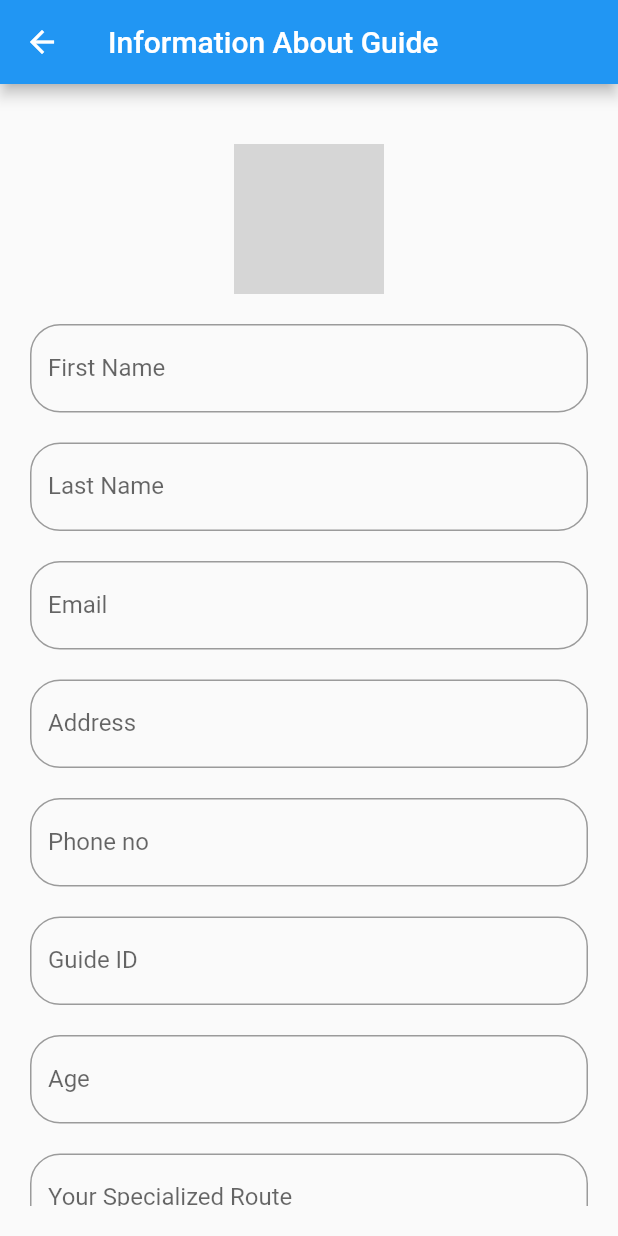
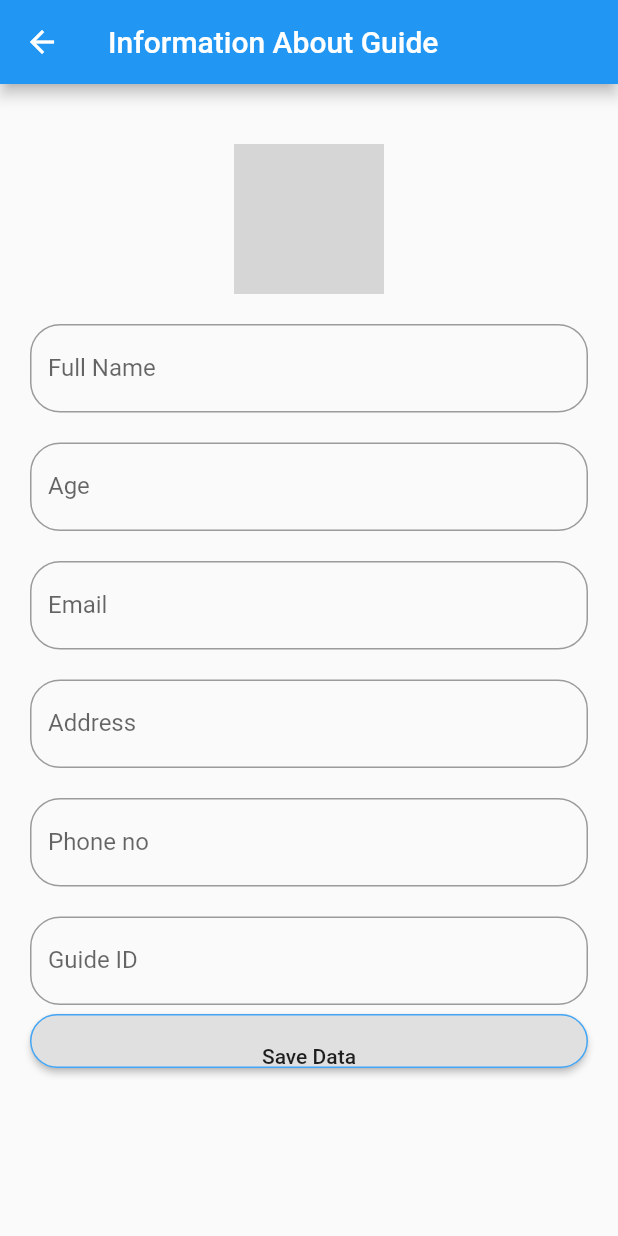
Before and after one commit to Abhishek-J111/Travel-Perfect, a Flutter app: the AddGuide screen opened directly, on a phone screen of 412 x 824 dp. Run offline on Flutter 3.47's test engine with Material 2 defaults, Android fonts, the phone set to English and light mode, and no system bars; our stand-ins replace auto_size_text, carousel_slider, chewie, convex_bottom_bar, firebase_auth, firebase_database and 5 more; missing offline and left inert: folding_cell; accounts and stored records are empty; network calls fail; statements that could not run were skipped; grey boxes are pictures that could not be loaded.

Commit message:
Firebase_database_Updated

```diff
--- a/lib/Add_Guide.dart
+++ b/lib/Add_Guide.dart
@@ -16,27 +16,23 @@ class _AddGuideState extends State<AddGuide> {
   DatabaseReference _databaseReference = FirebaseDatabase.instance.reference();
 
   String _firstName='';
-   String _lastName='';
   String _phone='';
   String  _email='';
   String  _address='';
   String _displayPhotoUrl='';
   String _guideId='';
   String _age='';
-  String _route='';
 
   saveInformation(BuildContext context) async {
     if(_firstName.isNotEmpty &&
-        _lastName.isNotEmpty &&
         _phone.isNotEmpty &&
         _address.isNotEmpty &&
         _email.isNotEmpty &&
         _displayPhotoUrl.isNotEmpty &&
-        _guideId.isNotEmpty &&
-        _age.isNotEmpty &&
-        _route.isNotEmpty
+        _guideId.isNotEmpty
+
      ){
-       Contact contact = Contact(this._firstName,this._lastName,this._phone,this._address,this._email,this._displayPhotoUrl,this._guideId,this._age,this._route);
+       Contact contact = Contact(this._firstName,this._phone,this._address,this._email,this._displayPhotoUrl,this._guideId,this._age);
 
        await _databaseReference.push().set(contact.toJson());
        navigateToLastScreen(context);
@@ -138,7 +134,7 @@ class _AddGuideState extends State<AddGuide> {
                     });
                   },
                   decoration:InputDecoration(
-                    labelText : 'First Name',
+                    labelText : 'Full Name',
                     border: OutlineInputBorder(
                       borderRadius: BorderRadius.circular(20.0),
                     )
@@ -150,11 +146,11 @@ class _AddGuideState extends State<AddGuide> {
                 child: TextField(
                   onChanged: (value) {
                     setState(() {
-                      _lastName = value;
+                      _age = value;
                     });
                   },
                   decoration:InputDecoration(
-                    labelText : 'Last Name',
+                    labelText : 'Age',
                     border: OutlineInputBorder(
                       borderRadius: BorderRadius.circular(20.0),
                     )
@@ -225,38 +221,38 @@ class _AddGuideState extends State<AddGuide> {
                   )
                 )
               ),
-              Container(
-                margin: EdgeInsets.only(top: 20.0),
-                child: TextField(
-                  onChanged: (value) {
-                    setState(() {
-                      _age = value;
-                    });
-                  },
-                  decoration:InputDecoration(
-                    labelText : 'Age',
-                    border: OutlineInputBorder(
-                      borderRadius: BorderRadius.circular(20.0),
-                    )
-                  )
-                )
-              ),
-              Container(
-                margin: EdgeInsets.only(top: 20.0),
-                child: TextField(
-                  onChanged: (value) {
-                    setState(() {
-                      _route = value;
-                    });
-                  },
-                  decoration:InputDecoration(
-                    labelText : 'Your Specialized Route',
-                    border: OutlineInputBorder(
-                      borderRadius: BorderRadius.circular(20.0),
-                    )
-                  )
-                )
-              ),
+              // Container(
+              //   margin: EdgeInsets.only(top: 20.0),
+              //   child: TextField(
+              //     onChanged: (value) {
+              //       setState(() {
+              //         _age = value;
+              //       });
+              //     },
+              //     decoration:InputDecoration(
+              //       labelText : 'Age',
+              //       border: OutlineInputBorder(
+              //         borderRadius: BorderRadius.circular(20.0),
+              //       )
+              //     )
+              //   )
+              // ),
+              // Container(
+              //   margin: EdgeInsets.only(top: 20.0),
+              //   child: TextField(
+              //     onChanged: (value) {
+              //       setState(() {
+              //         _route = value;
+              //       });
+              //     },
+              //     decoration:InputDecoration(
+              //       labelText : 'Your Specialized Route',
+              //       border: OutlineInputBorder(
+              //         borderRadius: BorderRadius.circular(20.0),
+              //       )
+              //     )
+              //   )
+              // ),
               Container(
                 child: RaisedButton(
                   shape: RoundedRectangleBorder(
--- a/lib/Model/Contact.dart
+++ b/lib/Model/Contact.dart
@@ -5,42 +5,35 @@ import 'package:firebase_database/firebase_database.dart';
 class Contact{
   String _id;
   String _firstName;
-  String _lastName;
   String _phone;
   String  _email;
   String  _address;
   String _displayPhotoUrl;
   String _guideId;
   String _age;
-  String _route;
 
   //Constructor For Adding Data
-  Contact(this._firstName,this._lastName,this._phone,this._address,this._email,this._displayPhotoUrl,_guideId,_age,_route);
+  Contact(this._firstName,this._phone,this._address,this._email,this._displayPhotoUrl,this._guideId,this._age);
 
 
   //Constructor For Editing Data
-  Contact.withId(this._id,this._firstName,this._lastName,this._phone,this._address,this._email,this._displayPhotoUrl,_guideId,_age,_route);
+  Contact.withId(this._id,this._firstName,this._phone,this._address,this._email,this._displayPhotoUrl,this._guideId,this._age);
 
   //getters
   String get id => this._id;
   String get firstName => this._firstName;
-  String get lastName => this._lastName;
   String get phone => this._phone;
   String get address => this._address;
   String get email => this._email;
   String get photoUrl => this._displayPhotoUrl;
   String get guideId => this._guideId;
   String get age => this._age;
-  String get route => this._route;
 
   //Setters
   set firstName(String firstName){
     this._firstName = firstName;
   }
 
-  set lastName(String lastName){
-    this._lastName = firstName;
-  }
   set phone(String phone){
     this._phone = phone;
   }
@@ -59,33 +52,26 @@ class Contact{
   set age(String age){
     this._age = age;
   }
-  set route(String route){
-    this._route = route;
-  }
   Contact.fromSnapshot(DataSnapshot snapshot){
     this._id = snapshot.key;
     this._firstName = snapshot.value['firstName'];
-    this._lastName = snapshot.value['lastName'];
     this._phone = snapshot.value['phone'];
     this._address = snapshot.value['address'];
     this._email = snapshot.value['email'];
     this._displayPhotoUrl = snapshot.value['photoUrl'];
     this._guideId= snapshot.value['guideId'];
     this._age= snapshot.value['age'];
-    this._route= snapshot.value['route'];
   }
 
   Map<String,dynamic> toJson (){
     return{
       "firstName":_firstName,
-      "lastName":_lastName,
       "phone":_phone,
       "address":_address,
       "email":_email,
       "photoUrl":_displayPhotoUrl,
       "guideId":_guideId,
       "age":_age,
-      "route":_route
     };
   }
 }
```
Also changed, not shown: lib/Guide_Information.dart (+4 -4 lines), lib/View_Guide.dart (+45 -45 lines).
